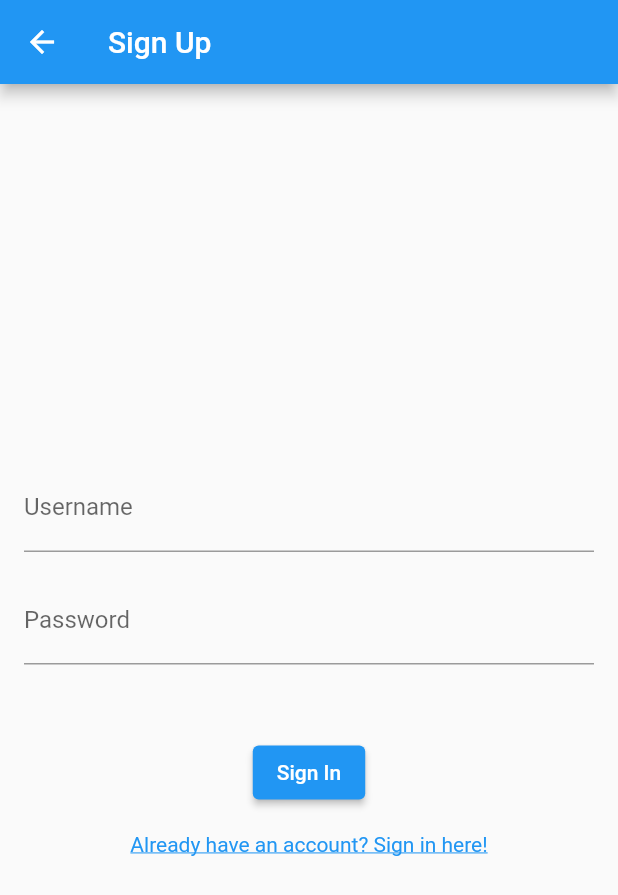
After one commit to Rahanjose19/KeriVaa, a Flutter app: the SignUpPage screen opened directly, after a tap on "Sign In", on a phone screen of 412 x 824 dp. The commit adds this screen. Shown: the top 895 px of the screen. Run offline on Flutter 3.47's test engine with Material 2 defaults, Android fonts, the phone set to English and light mode, and no system bars; our stand-ins replace supabase, video_player; accounts and stored records are empty; network calls fail.

Commit message:
signup change 2

```diff
--- a/lib/signin.dart
+++ b/lib/signin.dart
@@ -1,4 +1,5 @@
 import 'package:bettingapp/userdashboard.dart';
+import 'package:bettingapp/signup.dart';
 import 'package:flutter/material.dart';
 import 'package:http/http.dart' as http;
 import 'dart:convert';
@@ -28,7 +29,7 @@ class _SignInPageState extends State<SignInPage> {
   Future<void> _signIn() async {
     //paste signin apiurl here
 
-    print(_usernameController.text  + _passwordController.text);
+    print(_usernameController.text + _passwordController.text);
     final String apiUrl =
         'https://4f3f-111-92-126-211.ngrok-free.app/user/signup';
 
@@ -81,6 +82,23 @@ class _SignInPageState extends State<SignInPage> {
               onPressed: _signIn,
               child: Text('Sign In'),
             ),
+            SizedBox(height: 32.0),
+            InkWell(
+              onTap: () {
+                // Navigate to the signup page when the link is pressed
+                Navigator.push(
+                  context,
+                  MaterialPageRoute(builder: (context) => SignUpPage()),
+                );
+              },
+              child: Text(
+                'Don\'t have an account? Sign up here!',
+                style: TextStyle(
+                  color: Colors.blue,
+                  decoration: TextDecoration.underline,
+                ),
+              ),
+            ),
           ],
         ),
       ),
--- /dev/null
+++ b/lib/signup.dart
@@ -0,0 +1,102 @@
+import 'package:flutter/material.dart';
+import 'package:http/http.dart' as http;
+import 'dart:convert';
+
+class SignUpPage extends StatelessWidget {
+  @override
+  Widget build(BuildContext context) {
+    return Scaffold(
+      appBar: AppBar(
+        title: Text('Sign Up'),
+      ),
+      body: Padding(
+        padding: const EdgeInsets.all(16.0),
+        child: SignUpForm(),
+      ),
+    );
+  }
+}
+
+class SignUpForm extends StatefulWidget {
+  @override
+  _SignUpFormState createState() => _SignUpFormState();
+}
+
+class _SignUpFormState extends State<SignUpForm> {
+  final TextEditingController _usernameController = TextEditingController();
+  final TextEditingController _passwordController = TextEditingController();
+  Future<void> _signUp() async {
+    //paste signin apiurl here
+
+    print(_usernameController.text + _passwordController.text);
+    final String apiUrl =
+        'https://4f3f-111-92-126-211.ngrok-free.app/user/signup';
+
+    final response = await http.post(
+      Uri.parse(apiUrl),
+      headers: <String, String>{
+        'Content-Type': 'application/json; charset=UTF-8',
+      },
+      body: jsonEncode(<String, String>{
+        'username': _usernameController.text,
+        'password': _passwordController.text,
+      }),
+    );
+
+    if (response.statusCode == 200) {
+      Navigator.pop(context);
+    } else {
+      // Handle error
+      print('Failed to sign in. Status code: ${response.statusCode}');
+    }
+  }
+
+  @override
+  Widget build(BuildContext context) {
+    return Form(
+      child: Column(
+        mainAxisAlignment: MainAxisAlignment.center,
+        children: <Widget>[
+          // Username TextField
+          TextFormField(
+            controller: _usernameController,
+            decoration: InputDecoration(labelText: 'Username'),
+          ),
+          SizedBox(height: 16.0),
+
+          // Password TextField
+          TextFormField(
+            controller: _passwordController,
+            decoration: InputDecoration(labelText: 'Password'),
+            obscureText: true,
+          ),
+          SizedBox(height: 16.0),
+
+          // Add a clickable area for the back link
+
+          SizedBox(height: 32.0),
+          ElevatedButton(
+            onPressed: _signUp,
+            child: Text('Sign In'),
+          ),
+          SizedBox(height: 16.0),
+
+          // Add a clickable area for the back link
+          InkWell(
+            onTap: () {
+              // Navigate back to the sign-in page when the link is pressed
+              Navigator.pop(context);
+            },
+            child: Text(
+              'Already have an account? Sign in here!',
+              style: TextStyle(
+                color: Colors.blue,
+                decoration: TextDecoration.underline,
+              ),
+            ),
+          ),
+        ],
+      ),
+    );
+  }
+}
```
